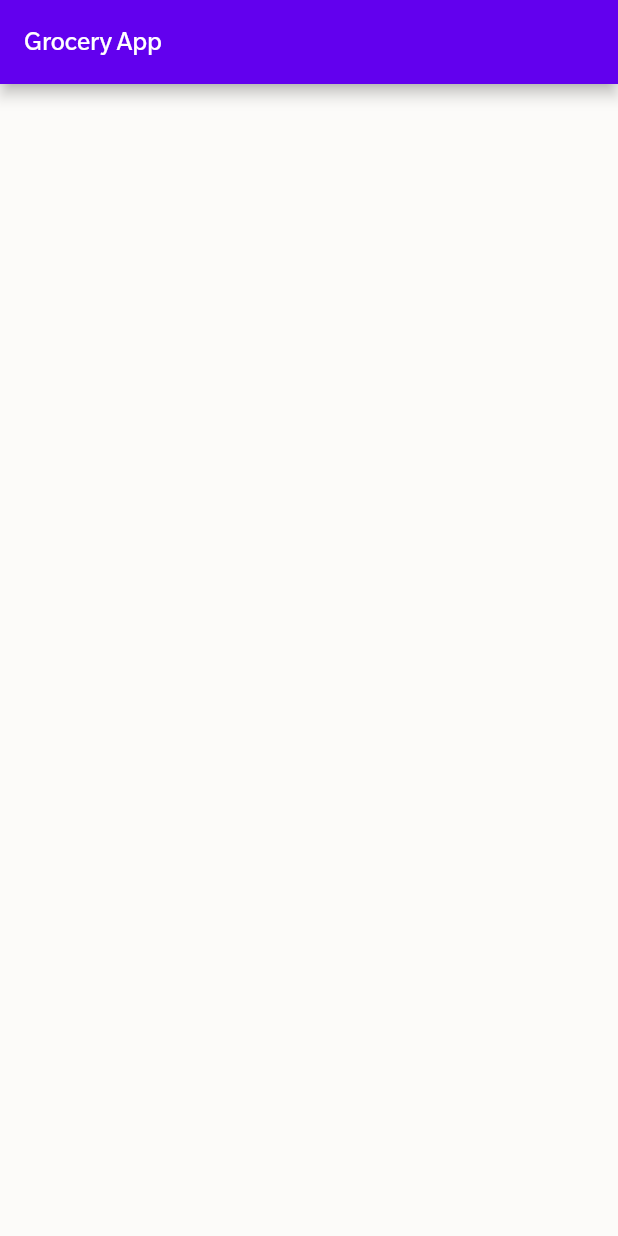
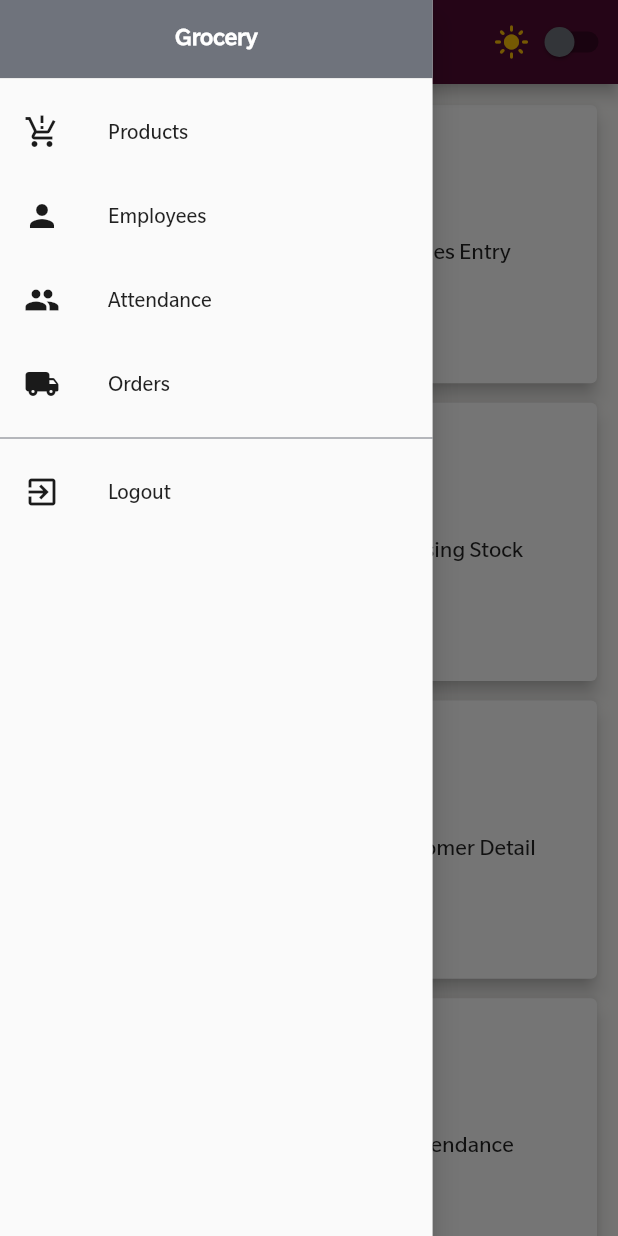
Before and after one commit to AJ8454/GroceryApp, a Flutter app: the screen it shows once a user with an empty profile is signed in, with the side drawer open (before the commit the screen has no drawer), on a phone screen of 412 x 824 dp. Run offline on Flutter 3.47's test engine with Material 2 defaults, Android fonts, the phone set to English and light mode, and no system bars; our stand-ins replace firebase_auth, firebase_core, flutter_svg, font_awesome_flutter, google_sign_in; accounts and stored records are empty.

Commit message:
--four commit--

```diff
--- a/lib/main.dart
+++ b/lib/main.dart
@@ -6,6 +6,7 @@ import 'package:provider/provider.dart';
 import 'initial_page.dart';
 import 'provider/email_sign_in_provider.dart';
 import 'provider/google_sign_in_provider.dart';
+import 'provider/product_provider.dart';
 import 'provider/theme_provider.dart';
 import 'utility/constant.dart';
 import 'utility/theme_data.dart';
@@ -30,6 +31,7 @@ class MyApp extends StatelessWidget {
         ChangeNotifierProvider(create: (ctx) => ThemeProvider()),
         ChangeNotifierProvider(create: (ctx) => GoogleSignInProvider()),
         ChangeNotifierProvider(create: (ctx) => EmailSignInProvider()),
+        ChangeNotifierProvider(create: (ctx) => ProductProvider()),
       ],
       builder: (context, _) {
         final themeProvider = Provider.of<ThemeProvider>(context);
--- /dev/null
+++ b/lib/models/product.dart
@@ -0,0 +1,15 @@
+import 'package:flutter/material.dart';
+
+class Product with ChangeNotifier {
+  final String? id;
+  final String? title;
+  final double? rate;
+  final String imageUrl;
+
+  Product({
+    required this.id,
+    required this.title,
+    required this.rate,
+    required this.imageUrl,
+  });
+}
--- /dev/null
+++ b/lib/provider/product_provider.dart
@@ -0,0 +1,97 @@
+import 'dart:convert';
+import 'package:flutter/material.dart';
+import 'package:grocery_app/models/product.dart';
+import 'package:http/http.dart' as http;
+
+class ProductProvider with ChangeNotifier {
+// setter
+  List<Product> _items = [];
+
+// getter
+  List<Product> get items {
+    return [..._items];
+  }
+
+  Product findById(String? id) {
+    return _items.firstWhere((prod) => prod.id! == id!);
+  }
+
+  Future<void> fetchAndSetProducts() async {
+    var url =
+        'https://grocery-app-952c6-default-rtdb.firebaseio.com/products.json';
+    try {
+      final response = await http.get(Uri.parse(url));
+      final extractedData = json.decode(response.body) as Map<String, dynamic>;
+      final List<Product> loadedProducts = [];
+      extractedData.forEach((prodId, prodData) {
+        loadedProducts.add(Product(
+          id: prodId,
+          title: prodData['title'],
+          imageUrl: prodData['imageUrl'],
+          rate: prodData['rate'],
+        ));
+      });
+      _items = loadedProducts;
+      notifyListeners();
+    } catch (error) {
+      rethrow;
+    }
+  }
+
+  Future<void> addProduct(Product product) async {
+    var url =
+        'https://grocery-app-952c6-default-rtdb.firebaseio.com/products.json';
+    try {
+      final response = await http.post(
+        Uri.parse(url),
+        body: json.encode({
+          'title': product.title,
+          'imageUrl': product.imageUrl,
+          'rate': product.rate,
+        }),
+      );
+      final newProduct = Product(
+        id: json.decode(response.body)['name'],
+        title: product.title,
+        imageUrl: product.imageUrl,
+        rate: product.rate,
+      );
+      _items.add(newProduct);
+      notifyListeners();
+    } catch (error) {
+      rethrow;
+    }
+  }
+
+  Future<void> updateProduct(String id, Product newProduct) async {
+    final productIndex = _items.indexWhere((prod) => prod.id == id);
+    if (productIndex >= 0) {
+      final url =
+          'https://grocery-app-952c6-default-rtdb.firebaseio.com/products/$id.json';
+      await http.patch(Uri.parse(url),
+          body: json.encode({
+            'title': newProduct.title,
+            'imageUrl': newProduct.imageUrl,
+            'rate': newProduct.rate,
+          }));
+      _items[productIndex] = newProduct;
+      notifyListeners();
+    }
+  }
+
+  Future<void> deleteProduct(String id) async {
+    final url =
+        'https://grocery-app-952c6-default-rtdb.firebaseio.com/products/$id.json';
+    final exsistingProductIndex = _items.indexWhere((prod) => prod.id == id);
+    dynamic exsistingProduct = _items[exsistingProductIndex];
+    _items.removeAt(exsistingProductIndex);
+    notifyListeners();
+
+    final response = await http.delete(Uri.parse(url));
+    if (response.statusCode >= 400) {
+      _items.insert(exsistingProductIndex, exsistingProduct);
+      notifyListeners();
+    }
+    exsistingProduct = null;
+  }
+}
--- a/lib/screens/auth_screen/auth_page.dart
+++ b/lib/screens/auth_screen/auth_page.dart
@@ -30,7 +30,7 @@ class _AuthPageState extends State<AuthPage> {
                 children: [
                   const Spacer(),
                   const Text(
-                    'Welcome,',
+                    'Grocery App',
                     style: kLabelTextStyle,
                   ),
                   const Text(
--- a/lib/screens/home_screen/home_screen.dart
+++ b/lib/screens/home_screen/home_screen.dart
@@ -1,14 +1,78 @@
 import 'package:flutter/material.dart';
 import 'package:grocery_app/utility/constant.dart';
+import 'package:grocery_app/widget/app_drawer.dart';
+import 'package:grocery_app/widget/change_theme_button.dart';
+import 'package:grocery_app/widget/home_screen_widget/grid_items.dart';
+import 'package:grocery_app/widget/snack_bar.dart';
 
 class HomeScreen extends StatelessWidget {
-  const HomeScreen({ Key? key }) : super(key: key);
+  const HomeScreen({Key? key}) : super(key: key);
 
   @override
   Widget build(BuildContext context) {
     return Scaffold(
-       appBar: AppBar(
-        title: const Text(kApptitle, style: kAppbarTextStyle),
+      appBar: AppBar(
+          title: const Text(kApptitle, style: kAppbarTextStyle),
+          actions: const [ChangeThemeButtonWidget()]),
+      drawer: const AppDrawer(),
+      body: GridView.count(
+        crossAxisCount: 2,
+        childAspectRatio: 2 / 2,
+        crossAxisSpacing: 5,
+        mainAxisSpacing: 5,
+        padding: const EdgeInsets.all(10.0),
+        children: [
+          GridItems(
+            // iconPath: 'assets/icons/purchaseEntry.svg',
+            title: 'Purchase Entry',
+            onClicked: () =>
+                Navigator.of(context).pushNamed('/PurchaseEntryScreen'),
+          ),
+          GridItems(
+            //iconPath: 'assets/icons/salesEntry.svg',
+            title: 'Sales Entry',
+            onClicked: () =>
+                Navigator.of(context).pushNamed('/SalesEntryScreen'),
+          ),
+          GridItems(
+            // iconPath: 'assets/icons/productList.svg',
+            title: 'Product List',
+            onClicked: () => Navigator.of(context).pushNamed('/ProductScreen'),
+          ),
+          GridItems(
+            //iconPath: 'assets/icons/closingStock.svg',
+            title: 'Closing Stock',
+            onClicked: () => SnackBarWidget.showSnackBar(
+              context,
+              'Coming soon',
+            ),
+          ),
+          GridItems(
+            //iconPath: 'assets/icons/vendor.svg',
+            title: 'Vendor Detail',
+            onClicked: () =>
+                Navigator.of(context).pushNamed('/VendorDetailScreen'),
+          ),
+          GridItems(
+            //iconPath: 'assets/icons/customers.svg',
+            title: 'Customer Detail',
+            onClicked: () =>
+                Navigator.of(context).pushNamed('/CustomerDetailScreen'),
+          ),
+          GridItems(
+            // iconPath: 'assets/icons/person.svg',
+            title: 'Employees',
+            onClicked: () => Navigator.of(context).pushNamed('/EmployeeScreen'),
+          ),
+          GridItems(
+            //   iconPath: 'assets/icons/attendance.svg',
+            title: 'Attendance',
+            onClicked: () => SnackBarWidget.showSnackBar(
+              context,
+              'Coming soon',
+            ),
+          ),
+        ],
       ),
     );
   }
--- a/lib/utility/constant.dart
+++ b/lib/utility/constant.dart
@@ -5,6 +5,7 @@ const String kApptitle = 'Grocery App';
 const kLightColor = Color(0xFFFCFBF9);
 const kDarkColor = Color(0xFF1A1A1A);
 const kGreyColor = Color(0xFF6F737C);
+const kCarrotColor = Color(0xFF510A32);
 const kPrimaryColor = Color(0xFFF4578E);
 
 const kAppbarTextStyle = TextStyle(
--- a/lib/utility/theme_data.dart
+++ b/lib/utility/theme_data.dart
@@ -7,14 +7,13 @@ class MyThemeData {
     scaffoldBackgroundColor: kDarkColor,
     primaryColor: Colors.black,
     colorScheme: const ColorScheme.dark(),
-    iconTheme: IconThemeData(color: Colors.purple.shade200, opacity: 0.8),
   );
 
   static final lightTheme = ThemeData(
     fontFamily: 'OnePlus-Regular',
     scaffoldBackgroundColor: kLightColor,
     primaryColor: Colors.white,
+    appBarTheme: const AppBarTheme(backgroundColor: kCarrotColor),
     colorScheme: const ColorScheme.light(),
-    iconTheme: const IconThemeData(color: Colors.red, opacity: 0.8),
   );
 }
--- /dev/null
+++ b/lib/widget/app_drawer.dart
@@ -0,0 +1,113 @@
+import 'package:flutter/material.dart';
+import 'package:grocery_app/provider/google_sign_in_provider.dart';
+import 'package:grocery_app/utility/constant.dart';
+import 'package:provider/provider.dart';
+
+class AppDrawer extends StatelessWidget {
+  const AppDrawer({Key? key}) : super(key: key);
+
+  @override
+  Widget build(BuildContext context) {
+    return SafeArea(
+      child: SizedBox(
+        width: MediaQuery.of(context).size.width * 0.70,
+        child: Drawer(
+          elevation: 8,
+          child: ListView(children: [
+            const SizedBox(
+              height: 60,
+              child: DrawerHeader(
+                decoration: BoxDecoration(
+                  color: kGreyColor,
+                ),
+                child: Text(
+                  'Grocery',
+                  textAlign: TextAlign.center,
+                  style: TextStyle(
+                    fontWeight: FontWeight.bold,
+                    fontSize: 15,
+                    color: Colors.white,
+                  ),
+                ),
+              ),
+            ),
+            const DrawerListTile(
+              name: 'Products',
+              icon: Icons.production_quantity_limits,
+              navigate: '/ProductScreen',
+            ),
+            const DrawerListTile(
+              name: 'Employees',
+              icon: Icons.person,
+              navigate: '/EmployeeScreen',
+            ),
+            const DrawerListTile(
+              name: 'Attendance',
+              icon: Icons.group,
+              navigate: '/OrderScreen',
+            ),
+            const DrawerListTile(
+              name: 'Orders',
+              icon: Icons.local_shipping_rounded,
+              navigate: '/OrderScreen',
+            ),
+            Row(
+              children: const [
+                Expanded(
+                  child: Divider(
+                    color: kGreyColor,
+                  ),
+                ),
+              ],
+            ),
+            ListTile(
+              leading: const Icon(
+                Icons.exit_to_app,
+                color: kDarkColor,
+              ),
+              title: const Text(
+                'Logout',
+                style: TextStyle(fontSize: 13),
+              ),
+              onTap: () {
+                final provider =
+                    Provider.of<GoogleSignInProvider>(context, listen: false);
+                provider.logout();
+              },
+            ),
+          ]),
+        ),
+      ),
+    );
+  }
+}
+
+class DrawerListTile extends StatelessWidget {
+  final String? name, navigate;
+  final IconData icon;
+
+  const DrawerListTile({
+    Key? key,
+    required this.name,
+    required this.navigate,
+    required this.icon,
+  }) : super(key: key);
+
+  @override
+  Widget build(BuildContext context) {
+    return ListTile(
+      leading: Icon(
+        icon,
+        color: kDarkColor,
+      ),
+      title: Text(
+        name!,
+        style: const TextStyle(fontSize: 13),
+      ),
+      onTap: () {
+        Navigator.of(context).popUntil((route) => route.isFirst);
+        Navigator.of(context).pushNamed(navigate!);
+      },
+    );
+  }
+}
--- a/lib/widget/change_theme_button.dart
+++ b/lib/widget/change_theme_button.dart
@@ -1,4 +1,5 @@
 import 'package:flutter/material.dart';
+import 'package:grocery_app/utility/constant.dart';
 import 'package:provider/provider.dart';
 import '../provider/theme_provider.dart';
 
@@ -14,7 +15,7 @@ class ChangeThemeButtonWidget extends StatelessWidget {
       children: [
         Icon(
           themeProvider.isDarkMode ? Icons.dark_mode : Icons.light_mode,
-          color: Theme.of(context).iconTheme.color,
+          color: Colors.amber,
         ),
         Switch.adaptive(
           value: themeProvider.isDarkMode,
@@ -22,7 +23,7 @@ class ChangeThemeButtonWidget extends StatelessWidget {
             final provider = Provider.of<ThemeProvider>(context, listen: false);
             provider.toogleTheme(value);
           },
-          inactiveThumbColor: Theme.of(context).iconTheme.color,
+          inactiveThumbColor: kGreyColor,
           activeColor: Theme.of(context).iconTheme.color,
         ),
       ],
--- /dev/null
+++ b/lib/widget/home_screen_widget/grid_items.dart
@@ -0,0 +1,43 @@
+import 'package:flutter/material.dart';
+import 'package:flutter_svg/svg.dart';
+
+class GridItems extends StatelessWidget {
+  // final String? iconPath;
+  final String? title;
+  final VoidCallback? onClicked;
+
+  const GridItems({
+    Key? key,
+    //required this.iconPath,
+    required this.title,
+    required this.onClicked,
+  }) : super(key: key);
+  @override
+  Widget build(BuildContext context) {
+    return InkWell(
+      splashColor: Colors.cyan[800],
+      highlightColor: Colors.grey.withOpacity(0.5),
+      onTap: onClicked,
+      child: Card(
+        elevation: 5,
+        child: Column(
+          mainAxisAlignment: MainAxisAlignment.center,
+          children: [
+            // SvgPicture.asset(
+            //   iconPath!,
+            //   height: 50,
+            //   color: Colors.white,
+            // ),
+            const SizedBox(height: 10),
+            Text(
+              title!,
+              style: const TextStyle(
+                fontSize: 14,
+              ),
+            ),
+          ],
+        ),
+      ),
+    );
+  }
+}
--- a/pubspec.yaml
+++ b/pubspec.yaml
@@ -14,6 +14,7 @@ dependencies:
   firebase_core: ^1.7.0
   flutter:
     sdk: flutter
+  flutter_svg: ^0.22.0
   font_awesome_flutter: ^9.1.0
   google_sign_in: ^5.1.1
   http: ^0.13.3
```
Also changed, not shown: pubspec.lock.
